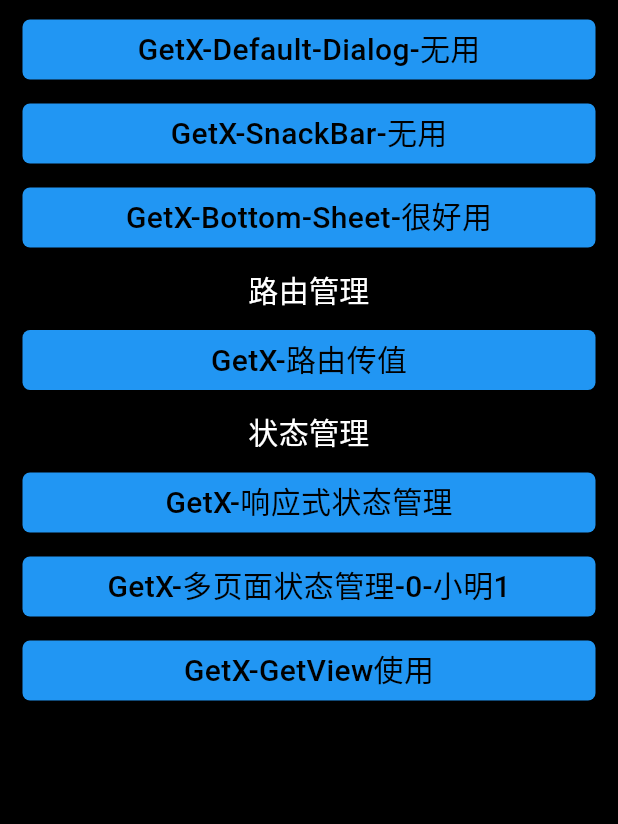
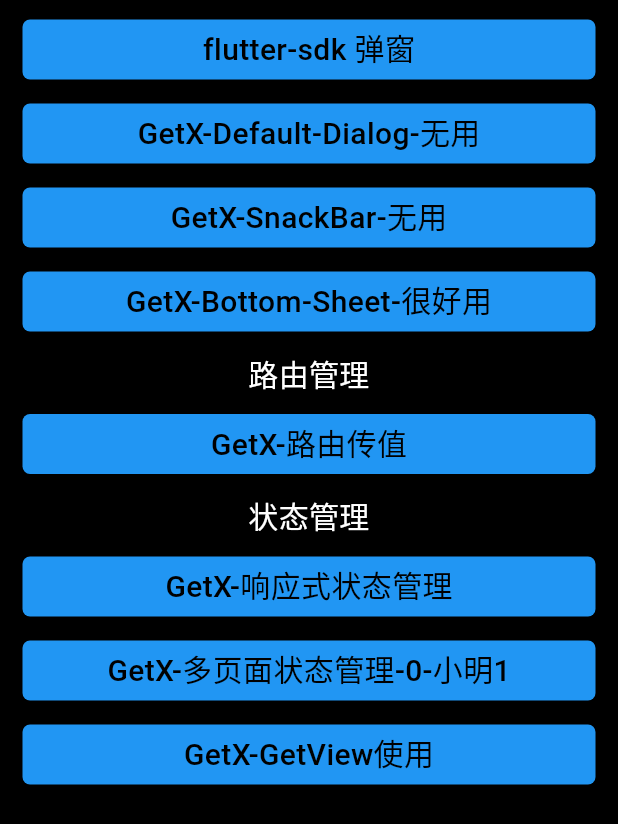
Before and after one commit to SpringRollHHB/FlutterUiTest, a Flutter app: the GetXPage screen opened directly, on a phone screen of 412 x 824 dp. Shown: the top 824 px of the screen. Run offline on Flutter 3.47's test engine with Material 3 defaults, Android fonts, the phone set to English and light mode, and no system bars; our stand-ins replace auto_size_text, get.

Commit message:
getx-路由使用

```diff
--- a/lib/layout/get_x_page.dart
+++ b/lib/layout/get_x_page.dart
@@ -28,6 +28,28 @@ class _GetXPageState extends State<GetXPage> {
           crossAxisAlignment: CrossAxisAlignment.center,
           children: [
             SizedBox(height: MediaQuery.of(context).padding.top + 5,),
+            GestureDetector(
+              onTap: () => GetXUtils.showSystemDialog(context),
+              child: Container(
+                margin: const EdgeInsets.symmetric(horizontal: 15,vertical: 8),
+                width: double.infinity,
+                height: 40,
+                alignment: Alignment.center,
+                decoration: BoxDecoration(
+                    color: Colors.blue,
+                    borderRadius: BorderRadius.circular(5)
+                ),
+                child: const Text(
+                  "flutter-sdk 弹窗",
+                  style: TextStyle(
+                    color: Colors.black,
+                    fontSize: 20,
+                    height: 1.0,
+                    fontWeight: FontWeight.w500,
+                  ),
+                ),
+              ),
+            ),
             GestureDetector(
               onTap: () => GetXUtils.showDefaultDialog(),
               child: Container(
--- a/lib/layout/get_x_route_one.dart
+++ b/lib/layout/get_x_route_one.dart
@@ -20,7 +20,7 @@ class _GetXRouteOneState extends State<GetXRouteOne> {
   @override
   Widget build(BuildContext context) {
     return const Scaffold(
-      backgroundColor: Colors.white,
+      backgroundColor: Colors.red,
       body: Center(
         child: Text(
           "GetX-路由-Get.arguments-1",
--- a/lib/layout/home_page_widget.dart
+++ b/lib/layout/home_page_widget.dart
@@ -44,7 +44,7 @@ class _HomePageWidgetState extends State<HomePageWidget> {
     list.add(HomeItem(title: " 事件处理与通知", onTap: () { Navigator.of(context).push(MaterialPageRoute(builder: (BuildContext context) => const EventHandlingNotificationPage())); }));
     list.add(HomeItem(title: " 文件操作与网络操作", onTap: () { Navigator.of(context).push(MaterialPageRoute(builder: (BuildContext context) => const FileNetworkActionPage())); }));
     list.add(HomeItem(title: "基本语法", onTap: () { Navigator.of(context).push(MaterialPageRoute(builder: (BuildContext context) => const BasicSyntaxPage())); }));
-    list.add(HomeItem(title: "GetX-使用", onTap: () { Navigator.of(context).push(MaterialPageRoute(builder: (BuildContext context) => const GetXPage())); }));
+    list.add(HomeItem(title: "GetX-状态管理插件", onTap: () { Navigator.of(context).push(MaterialPageRoute(builder: (BuildContext context) => const GetXPage())); }));
     list.add(HomeItem(title: "Channel-原生-flutter通信", onTap: () { Get.toNamed(ChannelTestPage.name); }));
     list.add(HomeItem(title: "Async-Await使用", onTap: () { Get.toNamed(AsyncWaitPage.name); }));
     list.add(HomeItem(title: "Context-问题", onTap: () { Get.toNamed(ContextTestPage.name); }));
--- a/lib/layout/widget/route/no_name_result_widget.dart
+++ b/lib/layout/widget/route/no_name_result_widget.dart
@@ -11,6 +11,7 @@ class NoNameResultWidget extends StatelessWidget {
     return Container(
       width: double.infinity,
       height: double.infinity,
+      color: Colors.blue,
       alignment: Alignment.center,
       child: GestureDetector(
         onTap: () {
--- a/lib/layout/widget/route/route_manage_widget.dart
+++ b/lib/layout/widget/route/route_manage_widget.dart
@@ -12,7 +12,9 @@ class RouteManageWidget extends ListPageWidget {
   @override
   setList(BuildContext context) {
     list.add(HomeItem(title: "非命名路由传值", onTap: () { Navigator.of(context).push(MaterialPageRoute(builder: (BuildContext context) => const NoNameRouteWidget()));}));
-    list.add(HomeItem(title: "命名路由-push-参数", onTap: () { Get.toNamed(NoNameResultWidget.name,arguments: "传递参数"); }));
+    list.add(HomeItem(title: "命名路由-push-参数", onTap: () { Get.toNamed(NoNameResultWidget.name,arguments: "传递参数")?.then((v) {
+      debugPrint("获取页面返回值 value:$v");
+    }); }));
     list.add(HomeItem(title: "命名路由-钩子", onTap: () { Navigator.of(context).pushNamed("hhb",arguments: "路由-钩子"); }));
     list.add(HomeItem(title: "命名路由-getX-one", onTap: () { Get.toNamed(GetXRouteOne.name,arguments: {"1":"one"}); }));
   }
--- a/lib/main.dart
+++ b/lib/main.dart
@@ -45,6 +45,7 @@ class MyApp extends StatelessWidget {
       title: 'Flutter Ui Study',
       initialBinding: AllControllerBinding(),
       initialRoute: "/",
+      defaultTransition: Transition.leftToRight, //默认路由动画
       // routes: {
       //   "/" : (context) => const HomePageWidget(),
       //   NoNameResultWidget.name: (context) {
--- a/lib/routers.dart
+++ b/lib/routers.dart
@@ -24,13 +24,14 @@ class RouterPages {
           showTitle: Get.arguments as String,
         );
       },
+      transition: Transition.rightToLeft, //配置路由动画
     ),
     GetPage(name: ContextTestPage.name, page: () => const ContextTestPage()),
     GetPage(name: AsyncWaitPage.name, page: () => const AsyncWaitPage()),
     GetPage(name: ChannelTestPage.name, page: () => const ChannelTestPage()),
     GetPage(name: "/GetXGetViewPage", page: () => const GetXGetViewPage(),binding: StudentGetXBinding()),
     GetPage(name: GetXCountPage.name, page: () => const GetXCountPage()),
-    GetPage(name: GetXRouteOne.name, page: () => const GetXRouteOne(),middlewares: [ TestMiddleWare() ]),
+    GetPage(name: GetXRouteOne.name, page: () => const GetXRouteOne(),middlewares: [ TestMiddleWare() ]), //中间件
     GetPage(name: GetXStatusManagerOnePage.name, page: () => const GetXStatusManagerOnePage())
   ];
 }
--- a/lib/test_middle_ware.dart
+++ b/lib/test_middle_ware.dart
@@ -3,9 +3,10 @@ import 'package:get/get.dart';
 
 class TestMiddleWare extends GetMiddleware {
 
-  //中间件
+  //中间件 还有其他的回调函数 用的时候可以查看API
   @override
   RouteSettings? redirect(String? route) {
+    //重定位技术
     debugPrint("可以做登录的中间件....");
     // return const RouteSettings(name: '/loginPage',arguments: "nihao"); //跳转到指定页面
     return null; //不做什么拦截
```
Also changed, not shown: lib/utils/get_x_utils.dart (+25 -0 lines).
